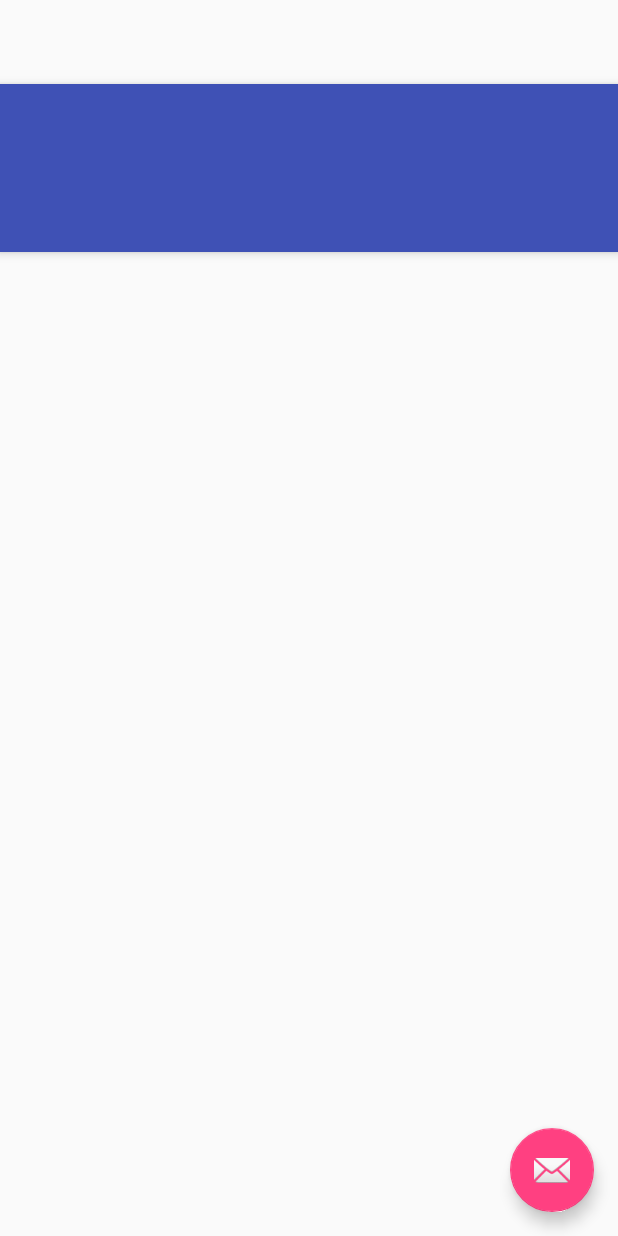
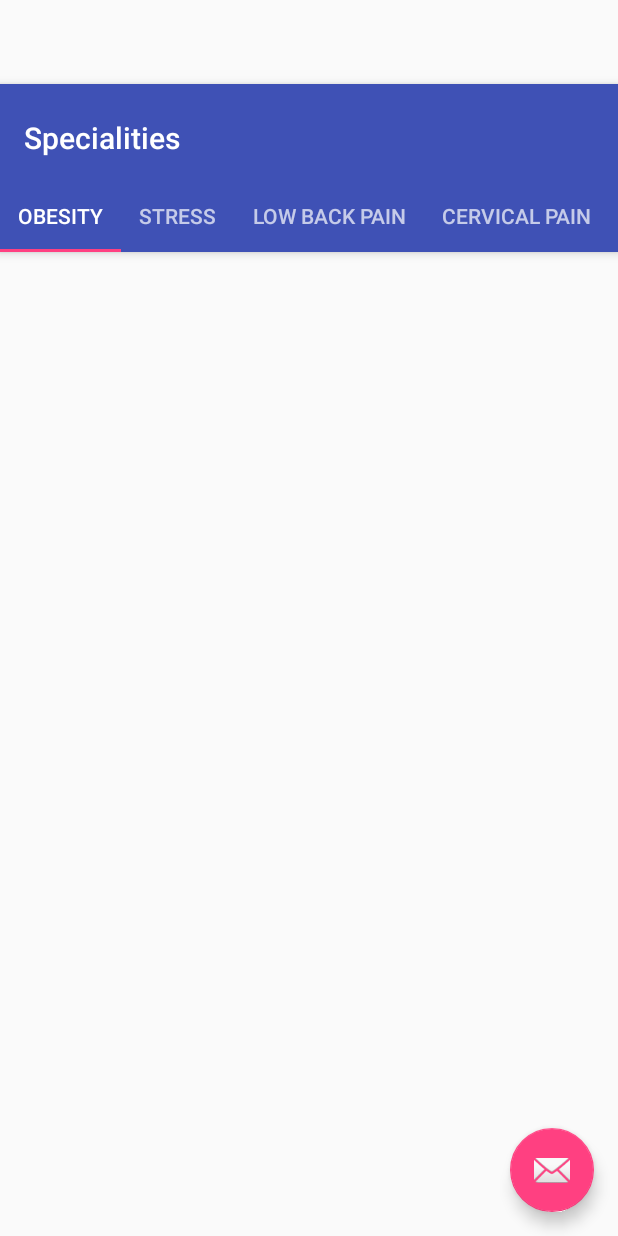
Before and after one commit to srik784/AmulyaCare, an Android app: the layout activity_specialities.xml on its own in the app's theme, with its tools: preview values and no code run, on a phone screen of 412 x 824 dp. Run offline under Robolectric (Android 15) with nearby library versions, the light colour scheme and no system bars.

Commit message:
specialities.xml

```diff
--- a/app/src/main/res/layout/activity_specialities.xml
+++ b/app/src/main/res/layout/activity_specialities.xml
@@ -1,4 +1,5 @@
 <?xml version="1.0" encoding="utf-8"?>
+
 <android.support.design.widget.CoordinatorLayout xmlns:android="http://schemas.android.com/apk/res/android"
     xmlns:app="http://schemas.android.com/apk/res-auto"
     xmlns:tools="http://schemas.android.com/tools"
@@ -21,14 +22,63 @@
             android:layout_height="?attr/actionBarSize"
             android:background="?attr/colorPrimary"
             app:layout_scrollFlags="scroll|enterAlways"
-            app:popupTheme="@style/AppTheme.PopupOverlay">
+            app:popupTheme="@style/AppTheme.PopupOverlay"
+            app:title="Specialities"
+            >
 
         </android.support.v7.widget.Toolbar>
 
         <android.support.design.widget.TabLayout
             android:id="@+id/tabs"
             android:layout_width="match_parent"
-            android:layout_height="wrap_content" />
+            android:layout_height="wrap_content"
+            app:tabMode="scrollable"
+            >
+
+            <android.support.design.widget.TabItem
+                android:id="@+id/tabItem"
+                android:layout_width="wrap_content"
+                android:layout_height="wrap_content"
+                android:text="Obesity" />
+
+            <android.support.design.widget.TabItem
+                android:id="@+id/tabItem1"
+                android:layout_width="wrap_content"
+                android:layout_height="wrap_content"
+                android:text="Stress" />
+
+            <android.support.design.widget.TabItem
+                android:id="@+id/tabItem2"
+                android:layout_width="wrap_content"
+                android:layout_height="wrap_content"
+                android:text="Low Back Pain" />
+
+            <android.support.design.widget.TabItem
+                android:id="@+id/tabItem3"
+                android:layout_width="wrap_content"
+                android:layout_height="wrap_content"
+                android:text="Cervical Pain" />
+
+            <android.support.design.widget.TabItem
+                android:id="@+id/tabItem4"
+                android:layout_width="wrap_content"
+                android:layout_height="wrap_content"
+                android:text="Arthritis" />
+
+            <android.support.design.widget.TabItem
+                android:id="@+id/tabItem5"
+                android:layout_width="wrap_content"
+                android:layout_height="wrap_content"
+                android:text="Paralysis" />
+
+            <android.support.design.widget.TabItem
+                android:id="@+id/tabItem6"
+                android:layout_width="wrap_content"
+                android:layout_height="wrap_content"
+                android:text="Piles" />
+
+
+        </android.support.design.widget.TabLayout>
 
     </android.support.design.widget.AppBarLayout>
 
```
